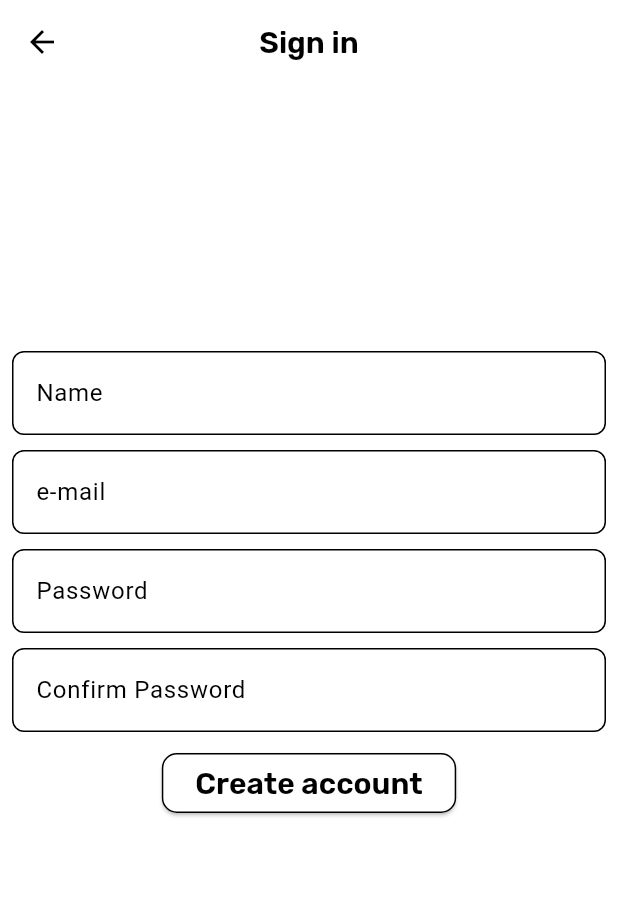
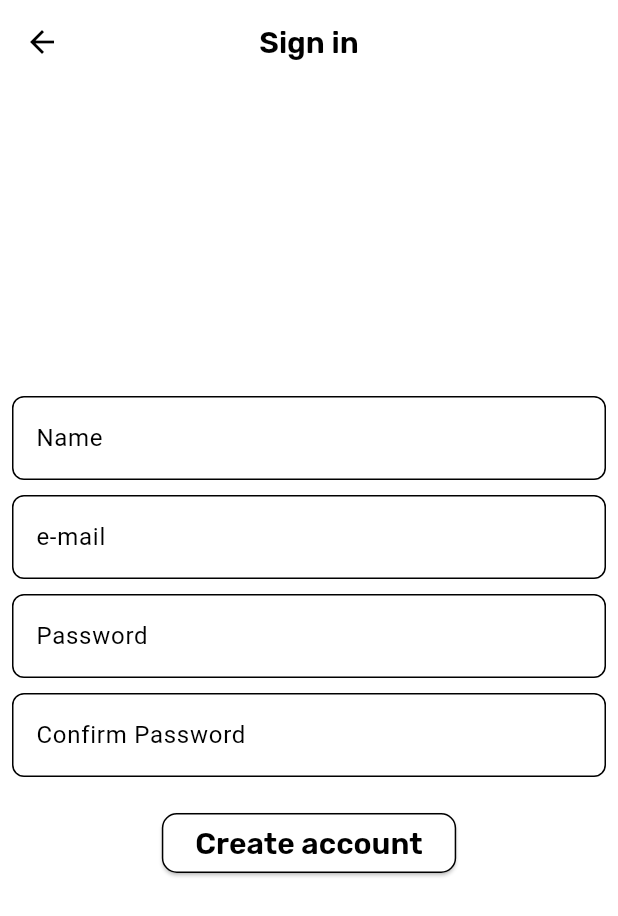
Before and after one commit to prosnake1/movies_app, a Flutter app: the screen it shows after launch, after a tap on "No account? Then Sign in", on a phone screen of 412 x 824 dp. Shown: the top 916 px of the screen. Run offline on Flutter 3.47's test engine with Material 3 defaults, Android fonts, the phone set to English and light mode, and no system bars; our stand-ins replace cached_network_image, dio, equatable, firebase_auth, firebase_core, firebase_database and 6 more; missing offline and left inert: ndialog, talker_bloc_logger, talker_dio_logger; accounts and stored records are empty; generated files the repository leaves out were written again; statements that could not run were skipped.

Commit message:
исправил клавиатуру

```diff
--- /dev/null
+++ b/devtools_options.yaml
@@ -0,0 +1,3 @@
+description: This file stores settings for Dart & Flutter DevTools.
+documentation: https://docs.flutter.dev/tools/devtools/extensions#configure-extension-enablement-states
+extensions:
--- a/lib/pages/login_page/login_page.dart
+++ b/lib/pages/login_page/login_page.dart
@@ -18,8 +18,9 @@ class _LoginPageState extends State<LoginPage> {
   var passwordController = TextEditingController();
   @override
   Widget build(BuildContext context) {
-    return Scaffold(
-      resizeToAvoidBottomInset: false,
+    return GestureDetector(
+      onTap: () => FocusManager.instance.primaryFocus?.unfocus(),
+      child: Scaffold(
         appBar: AppBar(
           leading: PopupMenuButton(
             itemBuilder: (context) => [
@@ -37,11 +38,12 @@ class _LoginPageState extends State<LoginPage> {
             context.t.login_page.title,
           ),
         ),
-      body: Padding(
+        body: SingleChildScrollView(
+          child: Padding(
             padding: const EdgeInsets.only(left: 20, right: 20),
             child: Column(
-          mainAxisAlignment: MainAxisAlignment.center,
               children: [
+                250.ph,
                 TextField(
                   controller: emailController,
                   textAlign: TextAlign.center,
@@ -62,7 +64,8 @@ class _LoginPageState extends State<LoginPage> {
                     var email = emailController.text.trim();
                     var password = passwordController.text.trim();
                     if (email.isEmpty || password.isEmpty) {
-                  Fluttertoast.showToast(msg: 'Пожалуйста, заполните все поля');
+                      Fluttertoast.showToast(
+                          msg: 'Пожалуйста, заполните все поля');
                       return;
                     }
                     ProgressDialog progressDialog = ProgressDialog(context,
@@ -106,6 +109,8 @@ class _LoginPageState extends State<LoginPage> {
               ],
             ),
           ),
+        ),
+      ),
     );
   }
 }
--- a/lib/pages/search_page/search_page.dart
+++ b/lib/pages/search_page/search_page.dart
@@ -27,7 +27,9 @@ class _SearchPageState extends State<SearchPage> {
 
   @override
   Widget build(BuildContext context) {
-    return Scaffold(
+    return GestureDetector(
+      onTap: () => FocusManager.instance.primaryFocus?.unfocus(),
+      child: Scaffold(
         appBar: AppBar(
           title: Text(context.t.search_page.search),
         ),
@@ -118,6 +120,7 @@ class _SearchPageState extends State<SearchPage> {
             ),
           ],
         ),
+      ),
     );
   }
 }
--- a/lib/pages/sign_up_page/sign_up_page.dart
+++ b/lib/pages/sign_up_page/sign_up_page.dart
@@ -15,16 +15,18 @@ class SignUpPage extends StatelessWidget {
     var passwordController = TextEditingController();
     var confirmController = TextEditingController();
     var fullNameController = TextEditingController();
-    return Scaffold(
-      resizeToAvoidBottomInset: false,
+    return GestureDetector(
+      onTap: () => FocusManager.instance.primaryFocus?.unfocus(),
+      child: Scaffold(
         appBar: AppBar(
           title: Text(context.t.sign_up_page.title),
         ),
-      body: Padding(
+        body: SingleChildScrollView(
+          child: Padding(
             padding: const EdgeInsets.all(8.0),
             child: Column(
-          mainAxisAlignment: MainAxisAlignment.center,
               children: [
+                200.ph,
                 TextField(
                   controller: fullNameController,
                   decoration: InputDecoration(
@@ -54,7 +56,7 @@ class SignUpPage extends StatelessWidget {
                     hintText: context.t.sign_up_page.confirm_pass,
                   ),
                 ),
-            10.ph,
+                20.ph,
                 ElevatedButton(
                   onPressed: () async {
                     var fullName = fullNameController.text.trim();
@@ -66,7 +68,8 @@ class SignUpPage extends StatelessWidget {
                         email.isEmpty ||
                         password.isEmpty ||
                         confirmPass.isEmpty) {
-                  Fluttertoast.showToast(msg: 'Пожалуйста, заполните все поля');
+                      Fluttertoast.showToast(
+                          msg: 'Пожалуйста, заполните все поля');
                       return;
                     }
 
@@ -112,6 +115,8 @@ class SignUpPage extends StatelessWidget {
                           'dt': dt,
                           'profileImage': ''
                         });
+                        FirebaseAuth.instance.currentUser!
+                            .updateProfile(displayName: fullName);
 
                         Fluttertoast.showToast(msg: 'Успешно');
 
@@ -140,6 +145,8 @@ class SignUpPage extends StatelessWidget {
               ],
             ),
           ),
+        ),
+      ),
     );
   }
 }
```
Lines whose indentation alone changed are shown as unchanged.
